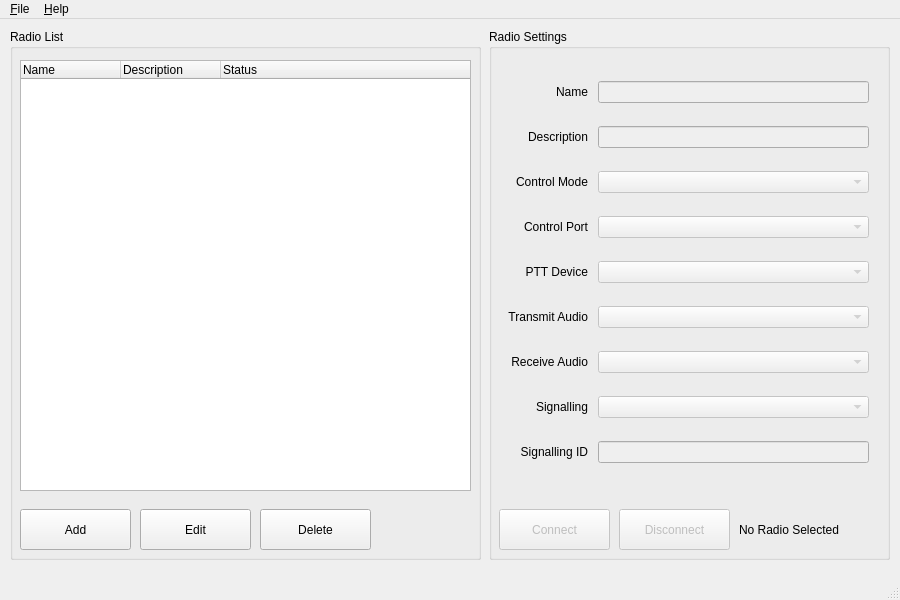
The window that console-server/serverwindow.ui (W3AXL/python-radio-console) describes before a commit, drawn with Qt 5.
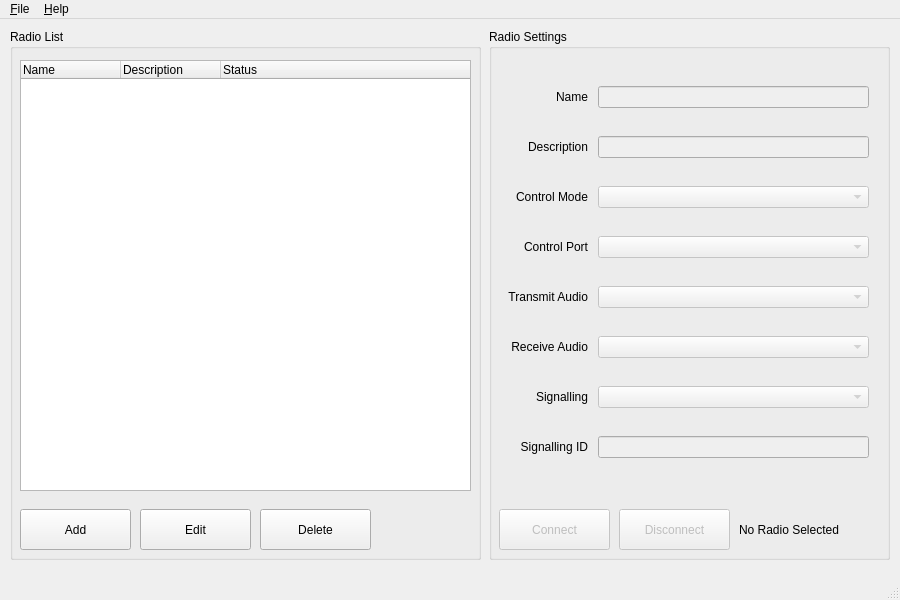
The same window after the commit.

Commit message: changed config handling to JSON, updated UI and control modes

What changed in the file:
```diff
--- a/console-server/serverwindow.ui
+++ b/console-server/serverwindow.ui
@@ -96,16 +96,25 @@
       <property name="text">
        <string>Name</string>
       </property>
+      <property name="toolTip">
+       <string extracomment="Name of radio"/>
+      </property>
      </column>
      <column>
       <property name="text">
        <string>Description</string>
       </property>
+      <property name="toolTip">
+       <string extracomment="Description of radio"/>
+      </property>
      </column>
      <column>
       <property name="text">
        <string>Status</string>
       </property>
+      <property name="toolTip">
+       <string extracomment="Status of radio"/>
+      </property>
      </column>
     </widget>
    </widget>
@@ -149,34 +158,17 @@
       <property name="verticalSpacing">
        <number>5</number>
       </property>
-      <item row="4" column="0">
-       <widget class="QLabel" name="lblRadioPTT">
+      <item row="5" column="0">
+       <widget class="QLabel" name="lblRadioRxAud">
         <property name="text">
-         <string>PTT Device</string>
+         <string>Receive Audio</string>
         </property>
         <property name="alignment">
          <set>Qt::AlignRight|Qt::AlignTrailing|Qt::AlignVCenter</set>
         </property>
        </widget>
       </item>
-      <item row="6" column="1">
-       <widget class="QComboBox" name="fEditRadioRxAud">
-        <property name="enabled">
-         <bool>false</bool>
-        </property>
-       </widget>
-      </item>
       <item row="7" column="0">
-       <widget class="QLabel" name="lblRadioSigMode">
-        <property name="text">
-         <string>Signalling</string>
-        </property>
-        <property name="alignment">
-         <set>Qt::AlignRight|Qt::AlignTrailing|Qt::AlignVCenter</set>
-        </property>
-       </widget>
-      </item>
-      <item row="8" column="0">
        <widget class="QLabel" name="lblRadioSigId">
         <property name="text">
          <string>Signalling ID</string>
@@ -186,13 +178,6 @@
         </property>
        </widget>
       </item>
-      <item row="5" column="1">
-       <widget class="QComboBox" name="fEditRadioTxAud">
-        <property name="enabled">
-         <bool>false</bool>
-        </property>
-       </widget>
-      </item>
       <item row="1" column="0">
        <widget class="QLabel" name="lblRadioDesc">
         <property name="text">
@@ -203,21 +188,7 @@
         </property>
        </widget>
       </item>
-      <item row="3" column="1">
-       <widget class="QComboBox" name="fEditRadioCtrlPort">
-        <property name="enabled">
-         <bool>false</bool>
-        </property>
-       </widget>
-      </item>
-      <item row="7" column="1">
-       <widget class="QComboBox" name="fEditRadioSigMode">
-        <property name="enabled">
-         <bool>false</bool>
-        </property>
-       </widget>
-      </item>
-      <item row="5" column="0">
+      <item row="4" column="0">
        <widget class="QLabel" name="lblRadioTxAud">
         <property name="text">
          <string>Transmit Audio</string>
@@ -227,13 +198,10 @@
         </property>
        </widget>
       </item>
-      <item row="6" column="0">
-       <widget class="QLabel" name="lblRadioRxAud">
-        <property name="text">
-         <string>Receive Audio</string>
-        </property>
-        <property name="alignment">
-         <set>Qt::AlignRight|Qt::AlignTrailing|Qt::AlignVCenter</set>
+      <item row="6" column="1">
+       <widget class="QComboBox" name="fEditRadioSigMode">
+        <property name="enabled">
+         <bool>false</bool>
         </property>
        </widget>
       </item>
@@ -244,7 +212,28 @@
         </property>
        </widget>
       </item>
-      <item row="8" column="1">
+      <item row="3" column="1">
+       <widget class="QComboBox" name="fEditRadioCtrlPort">
+        <property name="enabled">
+         <bool>false</bool>
+        </property>
+       </widget>
+      </item>
+      <item row="1" column="1">
+       <widget class="QLineEdit" name="fEditRadioDesc">
+        <property name="enabled">
+         <bool>false</bool>
+        </property>
+       </widget>
+      </item>
+      <item row="5" column="1">
+       <widget class="QComboBox" name="fEditRadioRxAud">
+        <property name="enabled">
+         <bool>false</bool>
+        </property>
+       </widget>
+      </item>
+      <item row="7" column="1">
        <widget class="QLineEdit" name="fEditRadioSigId">
         <property name="enabled">
          <bool>false</bool>
@@ -254,13 +243,6 @@
         </property>
        </widget>
       </item>
-      <item row="1" column="1">
-       <widget class="QLineEdit" name="fEditRadioDesc">
-        <property name="enabled">
-         <bool>false</bool>
-        </property>
-       </widget>
-      </item>
       <item row="0" column="0">
        <widget class="QLabel" name="lblRadioName">
         <property name="text">
@@ -281,10 +263,13 @@
         </property>
        </widget>
       </item>
-      <item row="4" column="1">
-       <widget class="QComboBox" name="fEditRadioPTT">
-        <property name="enabled">
-         <bool>false</bool>
+      <item row="6" column="0">
+       <widget class="QLabel" name="lblRadioSigMode">
+        <property name="text">
+         <string>Signalling</string>
+        </property>
+        <property name="alignment">
+         <set>Qt::AlignRight|Qt::AlignTrailing|Qt::AlignVCenter</set>
         </property>
        </widget>
       </item>
@@ -298,6 +283,13 @@
         </property>
        </widget>
       </item>
+      <item row="4" column="1">
+       <widget class="QComboBox" name="fEditRadioTxAud">
+        <property name="enabled">
+         <bool>false</bool>
+        </property>
+       </widget>
+      </item>
       <item row="2" column="1">
        <widget class="QComboBox" name="fEditRadioCtrlMode">
         <property name="enabled">
```
Left out of the diff: 16 changed lines with no effect on the pictures. The commit also changes 4 other files.
